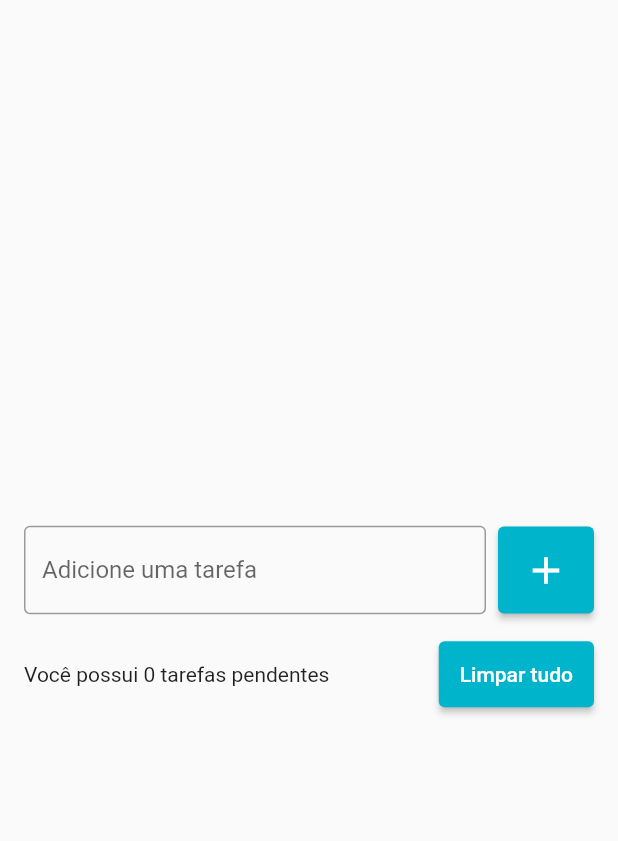
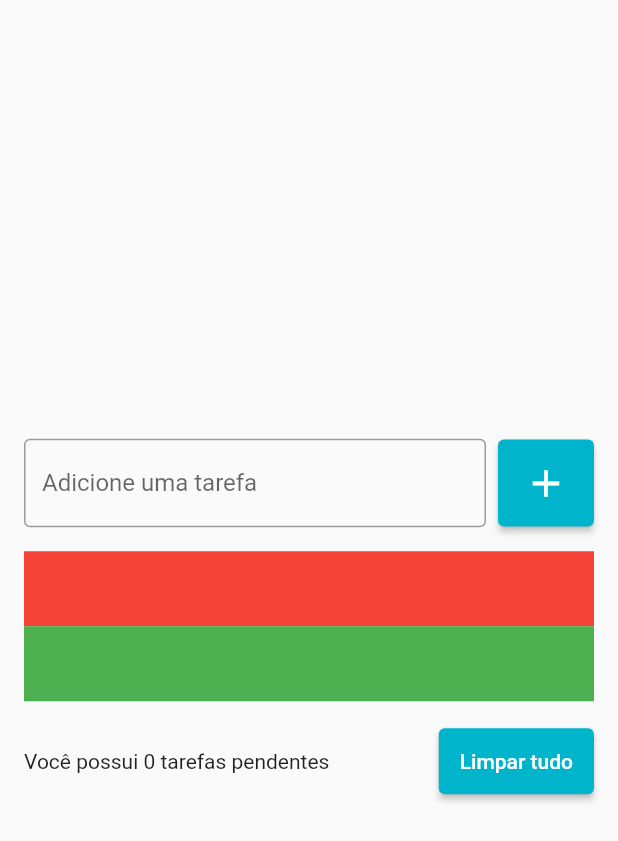
Before and after one commit to gagjunior/flutter-todo-list, a Flutter app: the screen it shows after launch, on a phone screen of 412 x 824 dp. Shown: the top 841 px of the screen. Run offline on Flutter 3.47's test engine with Material 2 defaults, Android fonts, the phone set to English and light mode, and no system bars.

Commit message:
Testes com a ListView

```diff
--- a/lib/pages/todo_list_page.dart
+++ b/lib/pages/todo_list_page.dart
@@ -39,6 +39,20 @@ class TodoListPage extends StatelessWidget {
                 ],
               ),
               SizedBox(height: 16),
+              ListView(
+                shrinkWrap: true,
+                children: [
+                  Container(
+                    color: Colors.red,
+                    height: 50,
+                  ),
+                  Container(
+                    color: Colors.green,
+                    height: 50,
+                  ),
+                ],
+              ),
+              SizedBox(height: 16),
               Row(
                 children: [
                   Expanded(
```
